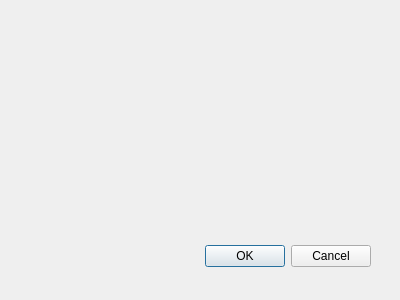
Qt form BerViewer/gen_otp_dlg.ui (jykim74/BerEditor) before a commit.
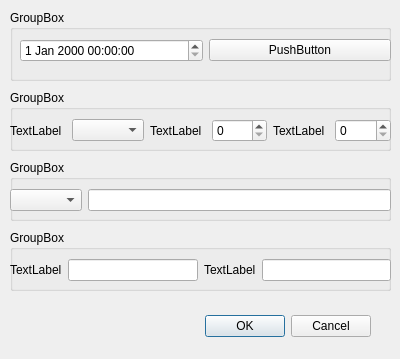
The same form after that commit.

Diff of the .ui file:
```diff
--- a/BerViewer/gen_otp_dlg.ui
+++ b/BerViewer/gen_otp_dlg.ui
@@ -9,7 +9,7 @@
     <x>0</x>
     <y>0</y>
     <width>400</width>
-    <height>300</height>
+    <height>359</height>
    </rect>
   </property>
   <property name="windowTitle">
@@ -19,7 +19,7 @@
    <property name="geometry">
     <rect>
      <x>30</x>
-     <y>240</y>
+     <y>310</y>
      <width>341</width>
      <height>32</height>
     </rect>
@@ -31,6 +31,172 @@
     <set>QDialogButtonBox::Cancel|QDialogButtonBox::Ok</set>
    </property>
   </widget>
+  <widget class="QGroupBox" name="groupBox">
+   <property name="geometry">
+    <rect>
+     <x>10</x>
+     <y>10</y>
+     <width>381</width>
+     <height>71</height>
+    </rect>
+   </property>
+   <property name="title">
+    <string>GroupBox</string>
+   </property>
+   <widget class="QWidget" name="gridLayoutWidget">
+    <property name="geometry">
+     <rect>
+      <x>10</x>
+      <y>20</y>
+      <width>371</width>
+      <height>41</height>
+     </rect>
+    </property>
+    <layout class="QGridLayout" name="gridLayout">
+     <item row="0" column="0">
+      <widget class="QDateTimeEdit" name="dateTimeEdit"/>
+     </item>
+     <item row="0" column="1">
+      <widget class="QPushButton" name="pushButton">
+       <property name="text">
+        <string>PushButton</string>
+       </property>
+      </widget>
+     </item>
+    </layout>
+   </widget>
+  </widget>
+  <widget class="QGroupBox" name="groupBox_2">
+   <property name="geometry">
+    <rect>
+     <x>10</x>
+     <y>90</y>
+     <width>381</width>
+     <height>61</height>
+    </rect>
+   </property>
+   <property name="title">
+    <string>GroupBox</string>
+   </property>
+   <widget class="QWidget" name="gridLayoutWidget_2">
+    <property name="geometry">
+     <rect>
+      <x>0</x>
+      <y>20</y>
+      <width>381</width>
+      <height>41</height>
+     </rect>
+    </property>
+    <layout class="QGridLayout" name="gridLayout_2">
+     <item row="0" column="4">
+      <widget class="QLabel" name="label_3">
+       <property name="text">
+        <string>TextLabel</string>
+       </property>
+      </widget>
+     </item>
+     <item row="0" column="1">
+      <widget class="QComboBox" name="comboBox"/>
+     </item>
+     <item row="0" column="3">
+      <widget class="QSpinBox" name="spinBox"/>
+     </item>
+     <item row="0" column="0">
+      <widget class="QLabel" name="label">
+       <property name="text">
+        <string>TextLabel</string>
+       </property>
+      </widget>
+     </item>
+     <item row="0" column="2">
+      <widget class="QLabel" name="label_2">
+       <property name="text">
+        <string>TextLabel</string>
+       </property>
+      </widget>
+     </item>
+     <item row="0" column="5">
+      <widget class="QSpinBox" name="spinBox_2"/>
+     </item>
+    </layout>
+   </widget>
+  </widget>
+  <widget class="QGroupBox" name="groupBox_3">
+   <property name="geometry">
+    <rect>
+     <x>10</x>
+     <y>160</y>
+     <width>381</width>
+     <height>61</height>
+    </rect>
+   </property>
+   <property name="title">
+    <string>GroupBox</string>
+   </property>
+   <widget class="QWidget" name="gridLayoutWidget_3">
+    <property name="geometry">
+     <rect>
+      <x>0</x>
+      <y>20</y>
+      <width>381</width>
+      <height>41</height>
+     </rect>
+    </property>
+    <layout class="QGridLayout" name="gridLayout_3">
+     <item row="0" column="0">
+      <widget class="QComboBox" name="comboBox_2"/>
+     </item>
+     <item row="0" column="1">
+      <widget class="QLineEdit" name="lineEdit"/>
+     </item>
+    </layout>
+   </widget>
+  </widget>
+  <widget class="QGroupBox" name="groupBox_4">
+   <property name="geometry">
+    <rect>
+     <x>10</x>
+     <y>230</y>
+     <width>381</width>
+     <height>61</height>
+    </rect>
+   </property>
+   <property name="title">
+    <string>GroupBox</string>
+   </property>
+   <widget class="QWidget" name="gridLayoutWidget_4">
+    <property name="geometry">
+     <rect>
+      <x>0</x>
+      <y>20</y>
+      <width>381</width>
+      <height>41</height>
+     </rect>
+    </property>
+    <layout class="QGridLayout" name="gridLayout_4">
+     <item row="0" column="2">
+      <widget class="QLabel" name="label_5">
+       <property name="text">
+        <string>TextLabel</string>
+       </property>
+      </widget>
+     </item>
+     <item row="0" column="1">
+      <widget class="QLineEdit" name="lineEdit_2"/>
+     </item>
+     <item row="0" column="0">
+      <widget class="QLabel" name="label_4">
+       <property name="text">
+        <string>TextLabel</string>
+       </property>
+      </widget>
+     </item>
+     <item row="0" column="3">
+      <widget class="QLineEdit" name="lineEdit_3"/>
+     </item>
+    </layout>
+   </widget>
+  </widget>
  </widget>
  <pixmapfunction/>
  <resources/>
```
Left out of the diff: 9 changed lines with no effect on the pictures.
